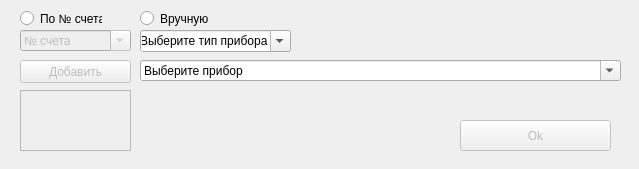
First picture: the form in bars.ui, repository karpenzyah/Hospitex-Barcodes-Generator, before the edit.
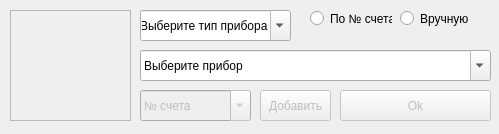
Second picture: the form after the edit.

Patch:
```diff
--- a/bars.ui
+++ b/bars.ui
@@ -9,8 +9,8 @@
    <rect>
     <x>0</x>
     <y>0</y>
-    <width>639</width>
-    <height>169</height>
+    <width>499</width>
+    <height>134</height>
    </rect>
   </property>
   <property name="windowTitle">
@@ -29,8 +29,8 @@
     </property>
     <property name="geometry">
      <rect>
-      <x>460</x>
-      <y>120</y>
+      <x>340</x>
+      <y>90</y>
       <width>151</width>
       <height>31</height>
      </rect>
@@ -57,10 +57,10 @@
     </property>
     <property name="geometry">
      <rect>
-      <x>20</x>
-      <y>30</y>
+      <x>140</x>
+      <y>90</y>
       <width>111</width>
-      <height>21</height>
+      <height>31</height>
      </rect>
     </property>
     <property name="editable">
@@ -77,9 +77,9 @@
     <property name="geometry">
      <rect>
       <x>140</x>
-      <y>30</y>
+      <y>10</y>
       <width>151</width>
-      <height>22</height>
+      <height>31</height>
      </rect>
     </property>
     <property name="editable">
@@ -96,9 +96,9 @@
     <property name="geometry">
      <rect>
       <x>140</x>
-      <y>60</y>
-      <width>481</width>
-      <height>21</height>
+      <y>50</y>
+      <width>351</width>
+      <height>31</height>
      </rect>
     </property>
     <property name="editable">
@@ -111,7 +111,7 @@
    <widget class="QRadioButton" name="invoice_rb">
     <property name="geometry">
      <rect>
-      <x>20</x>
+      <x>310</x>
       <y>10</y>
       <width>82</width>
       <height>17</height>
@@ -127,7 +127,7 @@
     </property>
     <property name="geometry">
      <rect>
-      <x>140</x>
+      <x>400</x>
       <y>10</y>
       <width>82</width>
       <height>17</height>
@@ -143,10 +143,10 @@
     </property>
     <property name="geometry">
      <rect>
-      <x>20</x>
-      <y>60</y>
-      <width>111</width>
-      <height>23</height>
+      <x>260</x>
+      <y>90</y>
+      <width>71</width>
+      <height>31</height>
      </rect>
     </property>
     <property name="text">
@@ -159,10 +159,10 @@
     </property>
     <property name="geometry">
      <rect>
-      <x>20</x>
-      <y>90</y>
-      <width>111</width>
-      <height>61</height>
+      <x>10</x>
+      <y>10</y>
+      <width>121</width>
+      <height>111</height>
      </rect>
     </property>
    </widget>
```
